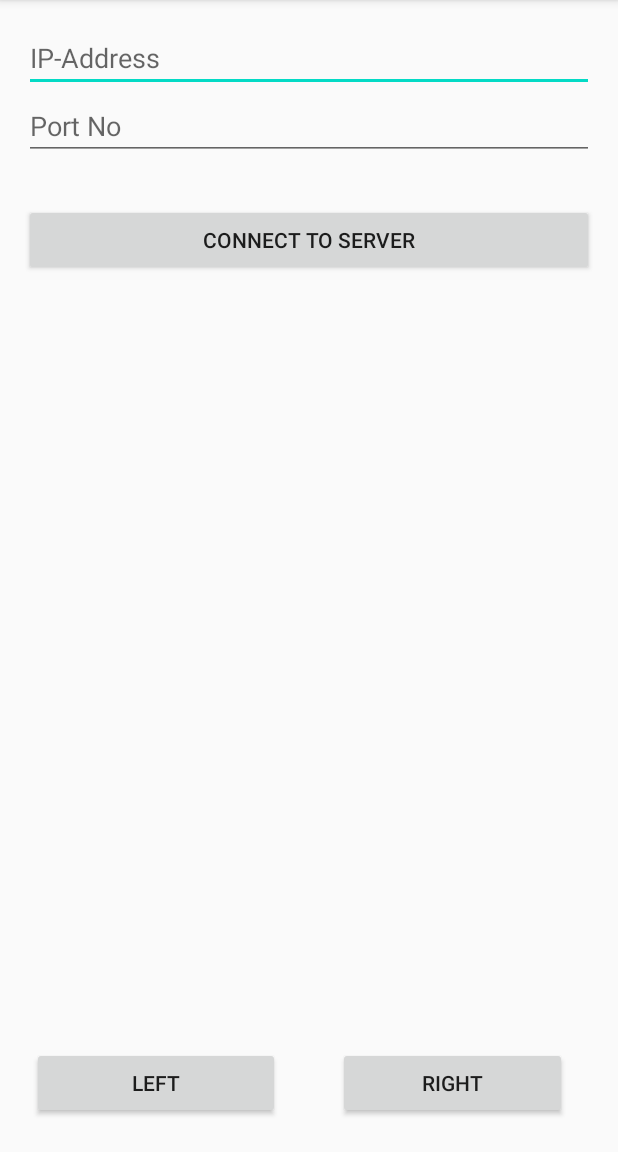
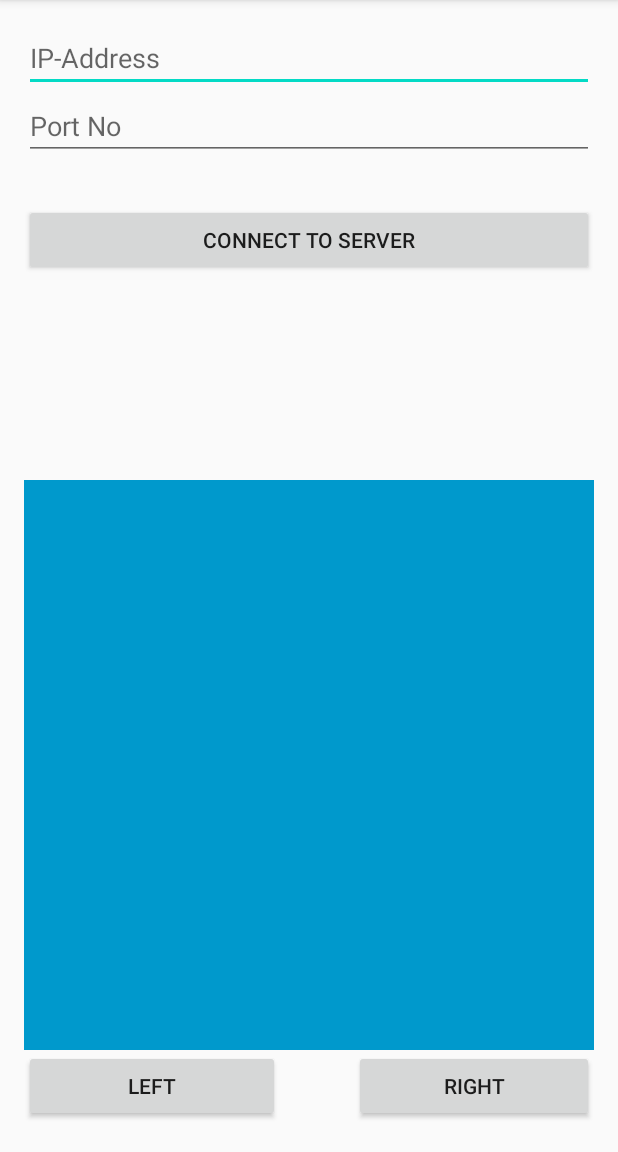
Before and after one commit to jainpriyanshi/MobileMouse, an Android app: the screen it shows after launch (MainActivity), on a phone screen of 412 x 824 dp, the part 84-1236 px from its top. Run offline under Robolectric (Android 15) with nearby library versions, the phone set to English and light mode, and no system bars.

Commit message:
Trackpad UI

```diff
--- a/app/src/main/res/layout/activity_main.xml
+++ b/app/src/main/res/layout/activity_main.xml
@@ -31,27 +31,36 @@
         android:layout_marginBottom="4dp"
         android:text="Connect To Server" />
 
+    <TextView
+        android:id="@+id/mousePad"
+        android:layout_width = "match_parent"
+        android:layout_height="wrap_content"
+        android:layout_above="@+id/btnleftclick"
+        android:layout_alignTop="@+id/btnleftclick"
+        android:layout_marginTop="0dp"
+        android:layout_marginBottom="380dp"
+        android:background="@android:color/holo_blue_dark"
+        android:clickable="true" />
+
     <Button
         android:id="@+id/btnleftclick"
-        android:layout_width="170dp"
+        android:layout_width="160dp"
         android:layout_height="wrap_content"
+        android:layout_alignParentStart="true"
         android:layout_alignParentEnd="true"
         android:layout_alignParentBottom="true"
-        android:layout_marginStart="5dp"
-        android:layout_marginTop="205dp"
         android:layout_marginEnd="209dp"
-        android:layout_marginBottom="6dp"
+        android:layout_marginBottom="4dp"
         android:text="LEFT" />
 
     <Button
         android:id="@+id/btnrightclick"
-        android:layout_width="170dp"
+        android:layout_width="160dp"
         android:layout_height="wrap_content"
+        android:layout_alignParentStart="true"
         android:layout_alignParentEnd="true"
         android:layout_alignParentBottom="true"
-        android:layout_marginStart="209dp"
-        android:layout_marginTop="205dp"
-        android:layout_marginEnd="18dp"
-        android:layout_marginBottom="6dp"
+        android:layout_marginStart="220dp"
+        android:layout_marginBottom="4dp"
         android:text="RIGHT" />
 </RelativeLayout>
```
